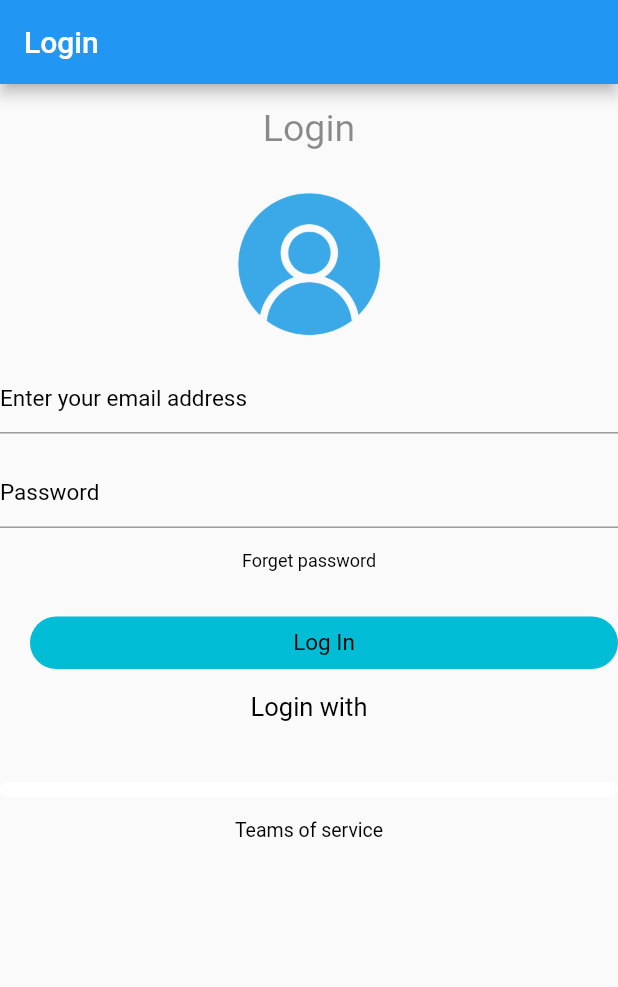
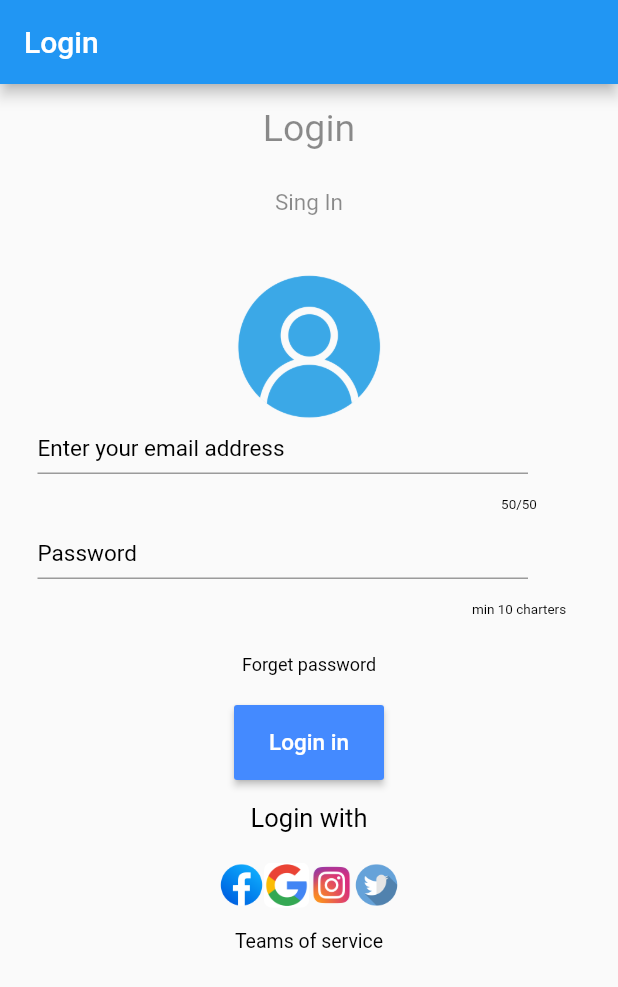
Before and after one commit to BSantiago1995/ExamenParcial, a Flutter app: the screen it shows after launch, on a phone screen of 412 x 824 dp. Shown: the top 987 px of the screen. Run offline on Flutter 3.47's test engine with Material 2 defaults, Android fonts, the phone set to English and light mode, and no system bars.

Commit message:
second commit

```diff
--- a/lib/UI/Screem/Login.dart
+++ b/lib/UI/Screem/Login.dart
@@ -1,6 +1,6 @@
 import 'package:flutter/material.dart';
 import 'package:flutter_application_1/UI/Widget/ButtonInk.dart';
-import 'package:flutter_application_1/UI/Widget/ImgSocial.dart';
+import 'package:flutter_application_1/UI/Widget/Footer.dart';
 import 'package:flutter_application_1/UI/Widget/TextInput.dart';
 import 'package:flutter_application_1/UI/Widget/TextOut.dart';
 
@@ -20,6 +20,15 @@ class Login extends StatelessWidget {
               style: TextStyle(color: Colors.black45, fontSize: 25.0),
             ),
           ),
+          Container(
+            height: 40.0,
+            margin: EdgeInsets.only(top: 15.0),
+            child: Text(
+              "Sing In",
+              textAlign: TextAlign.center,
+              style: TextStyle(color: Colors.black45, fontSize: 15.0),
+            ),
+          ),
         Container(
               height: 100.0,
               width: 100.0,
@@ -34,32 +43,32 @@ class Login extends StatelessWidget {
               ),
             ),
           Container(
-            width: 250,
-            margin: EdgeInsets.only(top: 15.0),
+            height: 20,
+            width: 20,
+            margin: EdgeInsets.only(top: 15.0, left: 25, right:60),
             child: TextOri('Enter your email address', 15),
           ),
+           Container(
+            height: 20,
+            margin: EdgeInsets.only(top: 15.0,left: 280),
+            child:TextOut('50/50',9)
+          ),
           Container(
-            width: 250,
-            margin: EdgeInsets.only(top: 15.0),
+            height: 20,
+            width: 20,
+            margin: EdgeInsets.only(top: 15.0,left: 25, right: 60),
             child: TextOri('Password', 15),
+          ),
+           Container(
+            height: 20,
+            margin: EdgeInsets.only(top: 15.0,left: 280),
+            child:TextOut('min 10 charters',9)
           ),
           Container(
               margin: EdgeInsets.only(top: 15.0),
               child: TextOut("Forget password", 12)),
-          Container(
-            height: 50,
-            width: 10,
-            margin: EdgeInsets.only(top: 15,left: 20),
-            child: ButtonInk("Log In", 15),
-          ),
-          Container(
-              margin: EdgeInsets.only(top: 15.0),
-              child: TextOut("Login with", 17)),
-          ImgSocial("assets/img/facebook.png", 15),
-          ImgSocial("assets/img/google.png", 15),
-          Container(
-              margin: EdgeInsets.only(top: 15),
-              child: TextOut("Teams of service ", 13)),
+        ButtonInk('Login in', 15),
+         Footer(),
         ],
       ),
     ));
--- a/lib/UI/Screem/Profile.dart
+++ b/lib/UI/Screem/Profile.dart
@@ -1,5 +1,6 @@
 import 'package:flutter/material.dart';
-import 'package:flutter_application_1/UI/Widget/ImgSocial.dart';
+import 'package:flutter_application_1/UI/Widget/ButtonInk.dart';
+import 'package:flutter_application_1/UI/Widget/Footer.dart';
 import 'package:flutter_application_1/UI/Widget/TextInput.dart';
 
 class Profile extends StatelessWidget{
@@ -30,35 +31,31 @@ class Profile extends StatelessWidget{
             ),//foto
 
           Container(
-            margin: EdgeInsets.only(top: 15.0),
+            height: 20,
+            width: 20,
+            margin: EdgeInsets.only(top: 15.0,left: 25, right: 30),
             child: TextOri("Email Address", 15),
           ),//Email
           Container(
-            margin: EdgeInsets.only(top: 15.0),
+            height: 20,
+            width: 20,
+            margin: EdgeInsets.only(top: 15.0,left: 25, right: 30),
             child: TextOri('User Name',15),
           ),//name
           Container(
-            margin: EdgeInsets.only(top: 15.0),
+            height: 20,
+            width: 20,
+            margin: EdgeInsets.only(top: 15.0,left: 25, right: 30),
             child: TextOri('Password',15),
           ),//password
           Container(
-            margin: EdgeInsets.only(top: 15.0),
+            height: 20,
+            width: 20,
+            margin: EdgeInsets.only(top: 15.0,left: 25, right: 30),
             child: TextOri('Repeat password',15),
           ),
-          Container(
-             margin: EdgeInsets.only(top: 20.0),
-            child: Center(
-              child: MaterialButton(
-                minWidth: 100.0,
-                height: 40.0,
-                onPressed: (){},//conexion base de datos
-                color: Colors.blueAccent,
-                child: Text('Sing up',style: TextStyle(fontSize: 15.0,color: Colors.white),),
-              ),
-            ),
-          ),
-          ImgSocial("assets/img/facebook.png",15),
-          ImgSocial("assets/img/google.png",15),
+          ButtonInk('Sing in', 15),
+          Footer(),
           ],
         ),
       )
@@ -66,4 +63,3 @@ class Profile extends StatelessWidget{
   }
 
 }
-//cake tool buscar
--- a/lib/UI/Widget/ButtonInk.dart
+++ b/lib/UI/Widget/ButtonInk.dart
@@ -9,25 +9,17 @@ class ButtonInk extends StatelessWidget {
   Widget build(BuildContext context) {
     return InkWell(
       child: Container(
-        decoration: BoxDecoration(
-          color: Colors.cyan,
-          borderRadius: BorderRadius.circular(25.0),
-        ),
-
-        /* onTap: (){
-        Navigator.push(
-          context,
-          MaterialPageRoute(builder: (context)=> this.routeLink),
-        );
-      },*/
-
-        margin: EdgeInsets.only(top: sizes),
-        constraints: BoxConstraints.expand(height: 35, width: 75),
-        child: Center(
-          child: Text(inkText,
-              style: TextStyle(fontSize: 15, color: Colors.black)),
-        ),
-      ),
+             margin: EdgeInsets.only(top: 20.0),
+            child: Center(
+              child: MaterialButton(
+                minWidth: 100.0,
+                height: 50.0,
+                onPressed: (){},//conexion base de datos
+                color: Colors.blueAccent,
+                child: Text(inkText,style: TextStyle(fontSize: sizes,color: Colors.white),),
+              ),
+            ),
+          ),
     );
   }
 }
--- /dev/null
+++ b/lib/UI/Widget/Footer.dart
@@ -0,0 +1,36 @@
+import 'package:flutter/material.dart';
+import 'package:flutter_application_1/UI/Widget/ImgSocial.dart';
+import 'package:flutter_application_1/UI/Widget/TextOut.dart';
+
+class Footer extends StatelessWidget {
+  String inkText = 'Click here';
+
+  @override
+  Widget build(BuildContext context) {
+    return Container(
+    child: Column(
+      children: [
+         Container(
+              margin: EdgeInsets.only(top: 15.0),
+              child: TextOut("Login with\n", 17)),
+
+          Row(
+
+              mainAxisAlignment: MainAxisAlignment.center,
+              children: [
+                ImgSocial("assets/img/facebook.png"),
+                ImgSocial("assets/img/google.png"),
+                ImgSocial("assets/img/instagram.png"),
+                ImgSocial("assets/img/twitter.png"),
+              ],
+            ),
+
+          Container(
+              margin: EdgeInsets.only(top: 15),
+              child: TextOut("Teams of service ", 13)),
+      ],
+    ),
+    );
+
+  }
+}
--- a/lib/UI/Widget/ImgSocial.dart
+++ b/lib/UI/Widget/ImgSocial.dart
@@ -2,16 +2,19 @@ import 'package:flutter/material.dart';
 
 class ImgSocial extends StatelessWidget{
   String pathImage="assets/img/login.png";
-  double topI=0;
-  ImgSocial(this.pathImage,this.topI);
+
+  ImgSocial(this.pathImage);
  @override
   Widget build(BuildContext context) {
-  return Container(
-        height: 10,
-        margin: EdgeInsets.only(top: topI),
+  return
+  Container(
+
+        width: 30,
+        height: 30,
+        //margin: EdgeInsets.only(top:movetop,left: moveleft),
         decoration: BoxDecoration(
           image: DecorationImage(
-            fit: BoxFit.cover,
+            fit: BoxFit.contain,
             alignment: Alignment.topCenter,
             image: AssetImage(pathImage),
 
@@ -19,7 +22,6 @@ class ImgSocial extends StatelessWidget{
            borderRadius:BorderRadius.all(Radius.circular(5.0)),
         ),
       );
-
   }
 
 }
--- a/lib/UI/Widget/TextInput.dart
+++ b/lib/UI/Widget/TextInput.dart
@@ -7,6 +7,7 @@ class TextOri extends StatelessWidget{
  @override
   Widget build(BuildContext context) {
   return TextField(
+
           decoration: InputDecoration(
               border: UnderlineInputBorder(borderSide: BorderSide(color: Colors.white)),
               hintText:texto_i,
```
